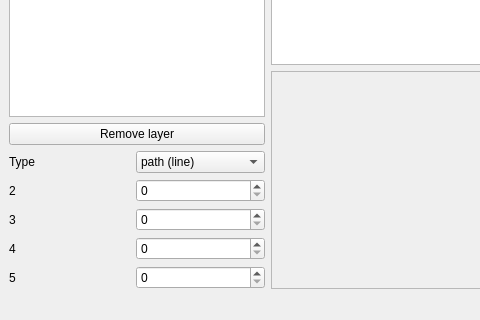
This is mainform.ui in YTTM/SceneFromGIS as Qt 5 draws it before an edit; both pictures show x 0 to 480 and y 400 to 720 of the 1280 by 720 pixel window. The edited form follows.
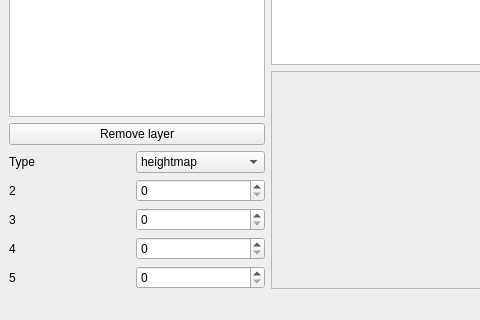
This is the edited form.

```diff
--- a/mainform.ui
+++ b/mainform.ui
@@ -92,6 +92,11 @@
        <layout class="QGridLayout" name="gridLayout_properties">
         <item row="0" column="1">
          <widget class="QComboBox" name="comboBox_1">
+          <item>
+           <property name="text">
+            <string>heightmap</string>
+           </property>
+          </item>
           <item>
            <property name="text">
             <string>path (line)</string>
```
